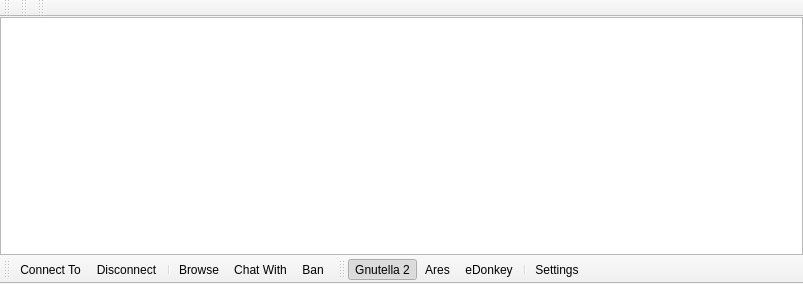
Before: the Qt Designer form UI/widgetneighbors.ui in c3c/quazaa, drawn with Qt 5.
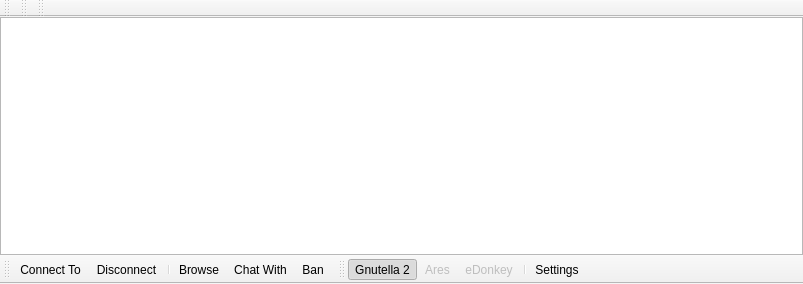
After: the same form once the commit is applied. Icons and pictures are not drawn.

Commit message: disabled ares and edonkey network buttons in search and neighbours

The edit to the form file:
```diff
--- a/UI/widgetneighbors.ui
+++ b/UI/widgetneighbors.ui
@@ -221,6 +221,9 @@
    <property name="checkable">
     <bool>true</bool>
    </property>
+   <property name="enabled">
+    <bool>false</bool>
+   </property>
    <property name="icon">
     <iconset resource="../Resource.qrc">
      <normaloff>:/Resource/Networks/EDonkey.png</normaloff>:/Resource/Networks/EDonkey.png</iconset>
@@ -251,6 +254,9 @@
    <property name="checkable">
     <bool>true</bool>
    </property>
+   <property name="enabled">
+    <bool>false</bool>
+   </property>
    <property name="icon">
     <iconset resource="../Resource.qrc">
      <normaloff>:/Resource/Networks/Ares.png</normaloff>:/Resource/Networks/Ares.png</iconset>
```
The commit also changes 1 other file.
